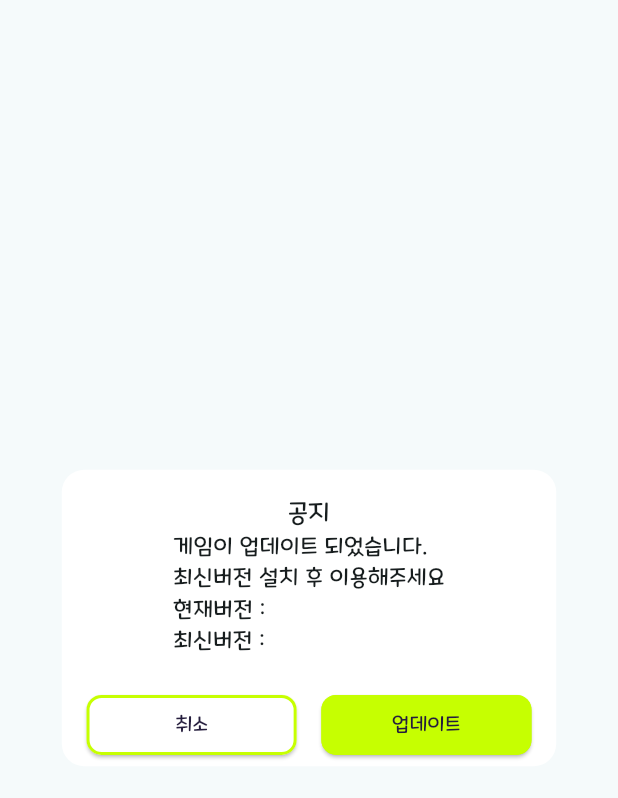
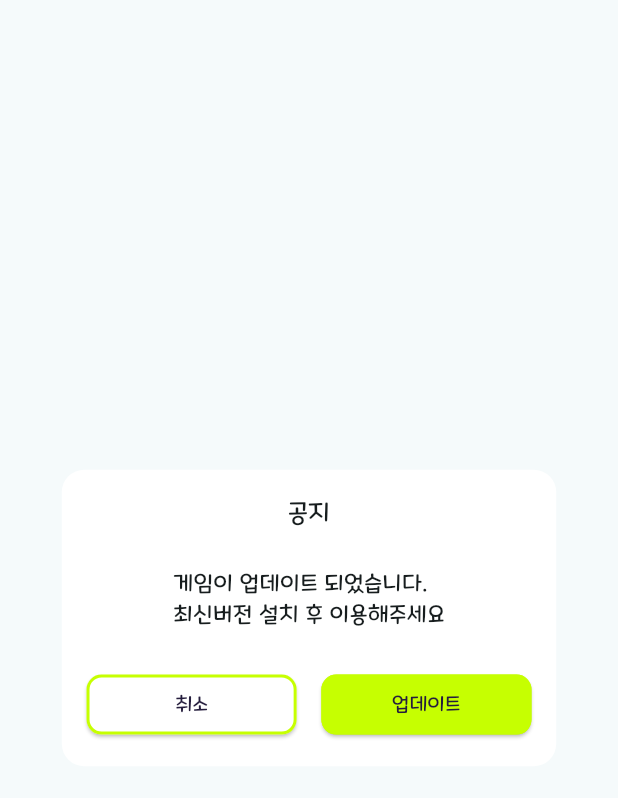
Before and after one commit to SseongWoo/SedolStock, a Flutter app: the UpdateDialog widget shown alone on an empty page, opened directly with empty values, on a phone screen of 412 x 824 dp. Shown: the top 798 px of the screen. Run offline on Flutter 3.47's test engine with Material 3 defaults, Android fonts, the light colour scheme and no system bars; our stand-ins replace auto_size_text, badges, fl_chart, flutter_dotenv, flutter_easyloading, flutter_secure_storage and 7 more; missing offline and left inert: desktop_window, horizontal_data_table, korean_profanity_filter, profanity_filter, store_redirect, win32; accounts and stored records are empty; network calls fail.

Commit message:
1.1.1 Update

```diff
--- a/lib/view/splash_widget.dart
+++ b/lib/view/splash_widget.dart
@@ -37,7 +37,8 @@ class UpdateDialog extends StatelessWidget {
               ),
               const Spacer(),
               Text(
-                '게임이 업데이트 되었습니다.\n최신버전 설치 후 이용해주세요\n현재버전 : \n최신버전 : \n',
+                //'게임이 업데이트 되었습니다.\n최신버전 설치 후 이용해주세요\n현재버전 : \n최신버전 : \n',
+                '게임이 업데이트 되었습니다.\n최신버전 설치 후 이용해주세요',
                 style: TextStyle(fontSize: screenSize.getHeightPerSize(1.8)),
               ),
               const Spacer(),
--- a/lib/viewmodel/main/trade/trade_dealing_view_model.dart
+++ b/lib/viewmodel/main/trade/trade_dealing_view_model.dart
@@ -1,6 +1,7 @@
 import 'package:flutter_easyloading/flutter_easyloading.dart';
 import 'package:get/get.dart';
 import 'package:flutter/material.dart';
+import 'package:stockpj/constants/route_constants.dart';
 import 'package:stockpj/model/main/trade_model.dart';
 import '../../../data/my_data.dart';
 import '../../../data/public_data.dart';
@@ -252,18 +253,16 @@ class TradeDealingViewModel extends GetxController {
           youtubeDataController.itemPriceDateMap[channelUID]?.channelType ?? 'main',
           tradeType,
           priceAvg);
+      Get.until((route) => Get.currentRoute == AppRoute.tradeDetail);
       if (checkSale == 200) {
         //_audioController.playSound('assets/sound/testsound.wav');
-        Get.back();
         await reflashGetData(false);
         showSimpleSnackbar('거래 완료', '거래가 성공적으로 완료되었습니다!', SnackPosition.TOP, Colors.black);
       } else if (checkSale == 201) {
-        Get.back();
         myDataController.myLevel.value++;
         levelUPDialog(screenController.screenSize.value, myDataController.myLevel.value);
         await reflashGetData(false);
       } else {
-        Get.back();
         showSimpleSnackbar(
             '거래 실패', '거래를 처리하는 중 문제가 발생했습니다. 다시 시도해 주세요.', SnackPosition.TOP, Colors.red);
       }
--- a/pubspec.yaml
+++ b/pubspec.yaml
@@ -16,7 +16,7 @@ publish_to: 'none' # Remove this line if you wish to publish to pub.dev
 # https://developer.apple.com/library/archive/documentation/General/Reference/InfoPlistKeyReference/Articles/CoreFoundationKeys.html
 # In Windows, build-name is used as the major, minor, and patch parts
 # of the product and file versions while build-number is used as the build suffix.
-version: 1.1.0+110
+version: 1.1.1+111
 
 environment:
   sdk: ^3.5.3
```
